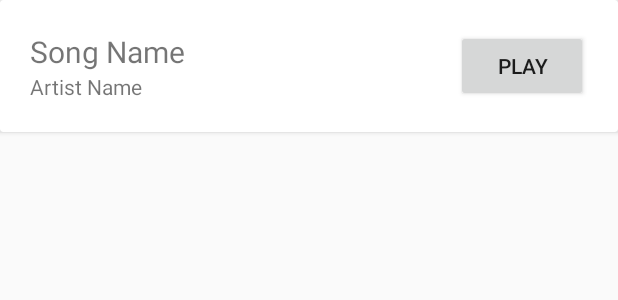
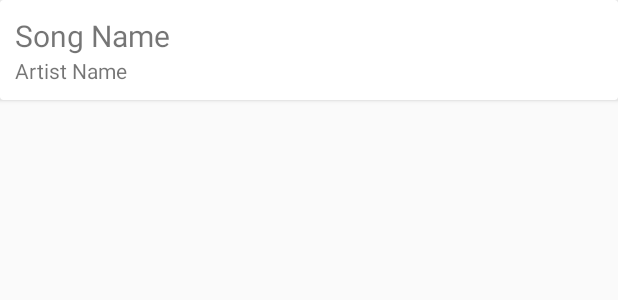
Before and after one commit to JoshuaBragg/Tagg-Music-Player, an Android app: the layout row_song.xml on its own in the app's theme, with its tools: preview values and no code run, on a phone screen of 412 x 824 dp. Shown: the top 300 px of the screen. Run offline under Robolectric (Android 15) with nearby library versions, the phone set to English and light mode, and no system bars.

Commit message:
Removed Play/Stop button | Songs now start and stop from clicking the title box

```diff
--- a/app/src/main/res/layout/row_song.xml
+++ b/app/src/main/res/layout/row_song.xml
@@ -8,22 +8,17 @@
         <LinearLayout
             android:layout_width="match_parent"
             android:layout_height="wrap_content"
-            android:padding="20dp"
-            android:orientation="horizontal">
-
-            <LinearLayout
-                android:layout_width="match_parent"
-                android:layout_height="wrap_content"
+            android:layout_gravity="center"
             android:layout_weight="1"
-                android:layout_gravity="center"
+            android:padding="10dp"
             android:orientation="vertical">
 
             <TextView
                 android:id="@+id/songNameTextView"
                 android:layout_width="match_parent"
                 android:layout_height="wrap_content"
-                    android:textSize="20sp"
-                    android:text="Song Name" />
+                android:text="Song Name"
+                android:textSize="20sp" />
 
             <TextView
                 android:id="@+id/artistNameTextView"
@@ -33,12 +28,4 @@
 
         </LinearLayout>
 
-            <Button
-                android:id="@+id/actionBtn"
-                android:layout_width="wrap_content"
-                android:layout_height="wrap_content"
-                android:layout_weight="0"
-                android:text="Play" />
-
-        </LinearLayout>
 </android.support.v7.widget.CardView>
```
Also changed, not shown: app/src/main/java/com/bragg/tagg/MainActivity.java (+12 -5 lines), app/src/main/java/com/bragg/tagg/SongAdapter.java (+9 -4 lines). Lines whose indentation alone changed are shown as unchanged.
